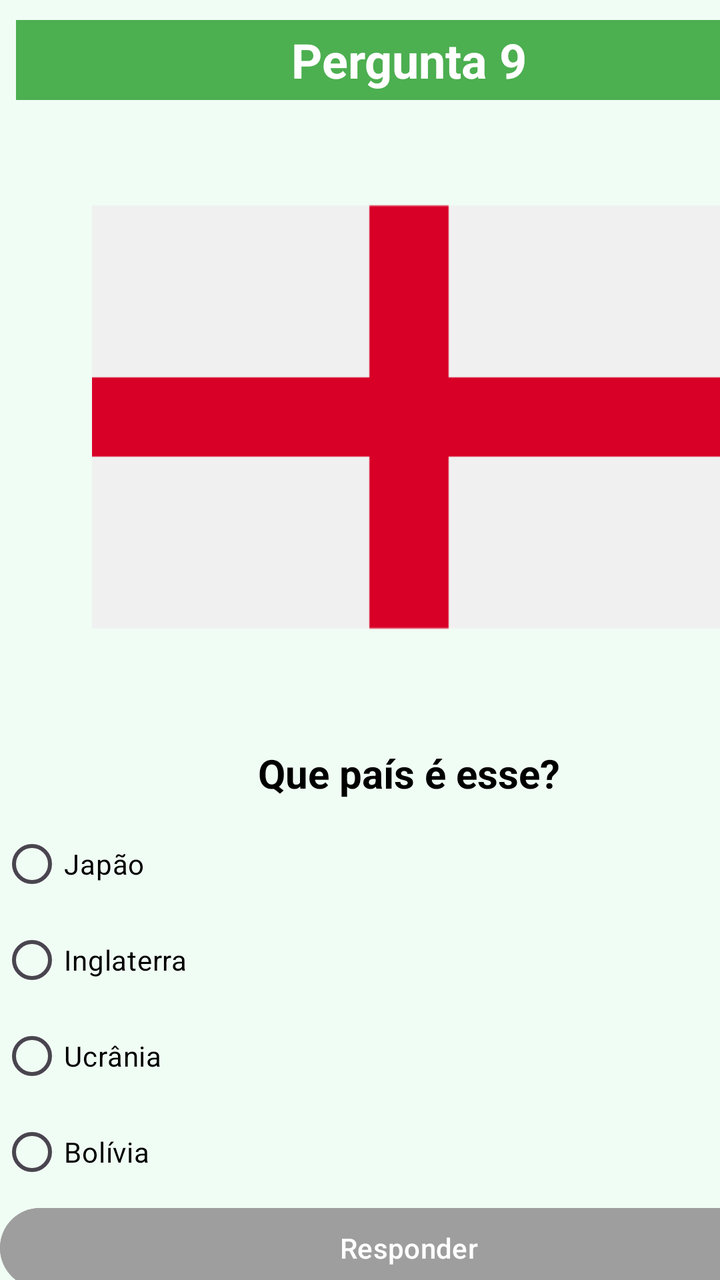
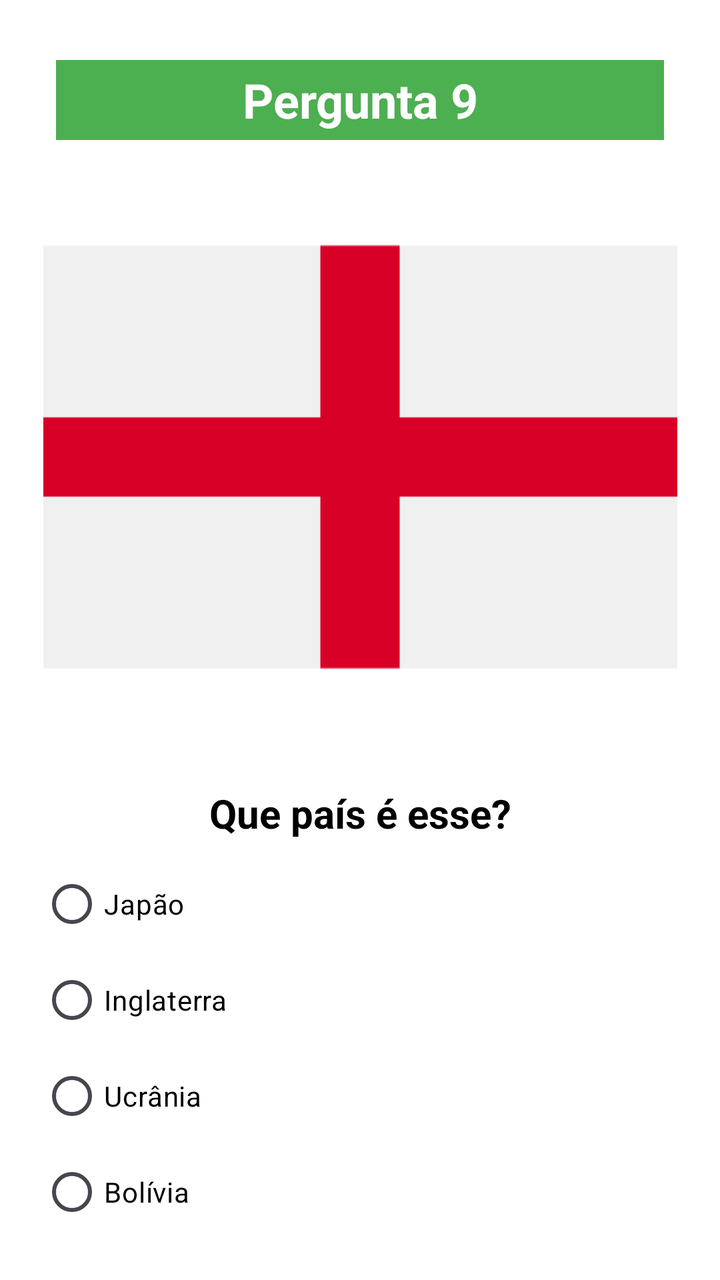

The first picture is an Android layout as it rendered before a commit; the second is the same layout after the commit. The layout source and the unified diff follow.
<!-- AndroidManifest.xml: application theme Theme.QuizBandeiras -->
<!-- res/layout/activity_pergunta9.xml -->
<?xml version="1.0" encoding="utf-8"?>
<androidx.constraintlayout.widget.ConstraintLayout xmlns:android="http://schemas.android.com/apk/res/android"
    xmlns:app="http://schemas.android.com/apk/res-auto"
    xmlns:tools="http://schemas.android.com/tools"
    android:id="@+id/main"
    android:layout_width="match_parent"
    android:layout_height="match_parent"
    android:background="#F0FDF4"
    tools:context=".Pergunta9">

    <LinearLayout
        android:layout_width="409dp"
        android:layout_height="729dp"
        android:orientation="vertical">

        <TextView
            android:id="@+id/textView6"
            android:layout_width="match_parent"
            android:layout_height="40dp"
            android:layout_marginStart="8dp"
            android:layout_marginTop="10dp"
            android:layout_marginEnd="8dp"
            android:background="#4CAF50"
            android:gravity="center"
            android:text="Pergunta 9"
            android:textColor="@android:color/white"
            android:textSize="24sp"
            android:textStyle="bold" />

        <ImageView
            android:id="@+id/imageView2"
            android:layout_width="match_parent"
            android:layout_height="317dp"
            app:srcCompat="@drawable/inglaterra" />

        <TextView
            android:id="@+id/textView2"
            android:layout_width="match_parent"
            android:layout_height="wrap_content"
            android:layout_marginTop="6dp"
            android:layout_marginBottom="8dp"
            android:gravity="center"
            android:text="Que país é esse?"
            android:textColor="@android:color/black"
            android:textSize="20sp"
            android:textStyle="bold" />

        <RadioGroup
            android:id="@+id/rgpAlternativas"
            android:layout_width="match_parent"
            android:layout_height="match_parent">

            <RadioButton
                android:id="@+id/rgbOpcao1"
                android:layout_width="match_parent"
                android:layout_height="wrap_content"
                android:text="Japão "
                android:textColor="#000000"
                android:textColorLink="#000000" />

            <RadioButton
                android:id="@+id/rgbOpcao2"
                android:layout_width="match_parent"
                android:layout_height="wrap_content"
                android:text="Inglaterra"
                android:textColor="#000000"
                android:textColorLink="#000000" />

            <RadioButton
                android:id="@+id/rgbOpcao3"
                android:layout_width="match_parent"
                android:layout_height="wrap_content"
                android:text="Ucrânia"
                android:textColor="#000000"
                android:textColorLink="#000000" />

            <RadioButton
                android:id="@+id/rgbOpcao4"
                android:layout_width="match_parent"
                android:layout_height="wrap_content"
                android:text="Bolívia"
                android:textColor="#000000"
                android:textColorLink="#000000" />

            <Button
                android:id="@+id/btnResponder"
                android:layout_width="match_parent"
                android:layout_height="wrap_content"
                android:backgroundTint="#9E9E9E"
                android:enabled="false"
                android:text="Responder"
                android:textColor="@android:color/white" />
        </RadioGroup>
    </LinearLayout>
</androidx.constraintlayout.widget.ConstraintLayout>
<!-- resources referenced by this layout -->
<resources>
  <!-- drawable inglaterra: png bitmap (drawable, 2001 bytes) -->
  <style name="Theme.QuizBandeiras" parent="Base.Theme.QuizBandeiras" />
  <style name="Base.Theme.QuizBandeiras" parent="Theme.Material3.DayNight.NoActionBar">
          
          
      </style>
</resources>

<!-- the commit's change to res/layout/activity_pergunta9.xml (unified diff, before → after) -->
@@ -9,9 +9,11 @@
     tools:context=".Pergunta9">
 
     <LinearLayout
-        android:layout_width="409dp"
-        android:layout_height="729dp"
-        android:orientation="vertical">
+        android:layout_width="match_parent"
+        android:layout_height="match_parent"
+        android:background="#FFFFFF"
+        android:orientation="vertical"
+        android:padding="20dp">
 
         <TextView
             android:id="@+id/textView6"
